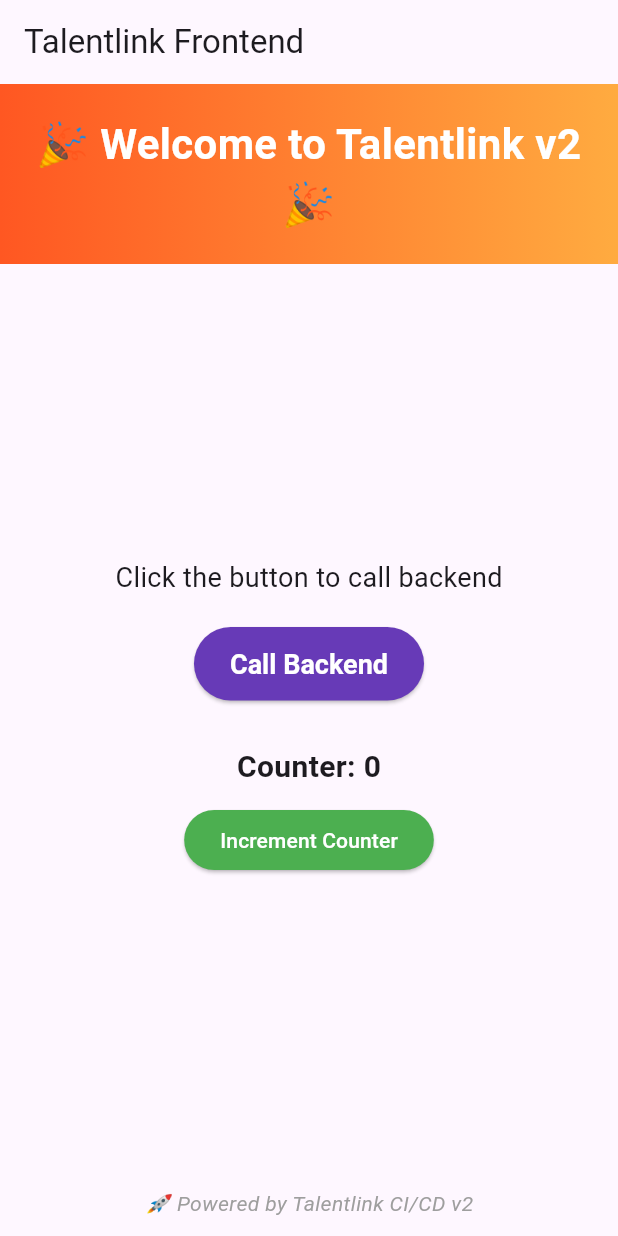
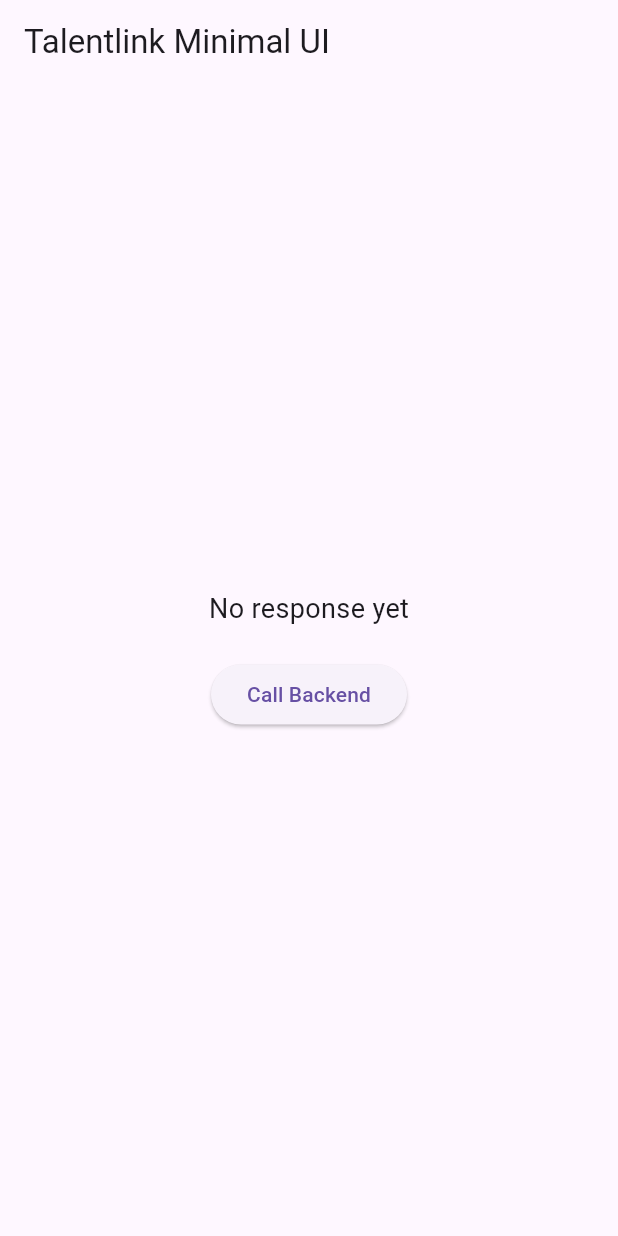
Before and after one commit to erfanalizada/talentlink, a Flutter app: the screen it shows after launch, on a phone screen of 412 x 824 dp. Run offline on Flutter 3.47's test engine with Material 3 defaults, Android fonts, the phone set to English and light mode, and no system bars.

Commit message:
main changed

```diff
--- a/frontend/talentlink_frontend/lib/main.dart
+++ b/frontend/talentlink_frontend/lib/main.dart
@@ -11,146 +11,55 @@ class MyApp extends StatelessWidget {
 
   @override
   Widget build(BuildContext context) {
-    return MaterialApp(
-      title: 'Talentlink',
-      theme: ThemeData(
-        colorScheme: ColorScheme.fromSeed(seedColor: Colors.deepPurple),
-      ),
-      home: const MyHomePage(title: 'Talentlink Frontend'),
+    return const MaterialApp(
+      home: MyHomePage(),
     );
   }
 }
 
 class MyHomePage extends StatefulWidget {
-  const MyHomePage({super.key, required this.title});
-
-  final String title;
+  const MyHomePage({super.key});
 
   @override
   State<MyHomePage> createState() => _MyHomePageState();
 }
 
 class _MyHomePageState extends State<MyHomePage> {
-  String _response = "Click the button to call backend";
-  int _counter = 0;
+  String _response = "No response yet";
 
   Future<void> _callBackend() async {
     try {
-      final uri = Uri.parse('/api/hello'); // nginx will proxy this
-      final res = await http.get(uri);
-
+      final res = await http.get(Uri.parse('/api/hello'));
       if (res.statusCode == 200) {
         final body = jsonDecode(res.body);
         setState(() {
           _response = body['message'] ?? "No message field";
         });
       } else {
-        setState(() {
-          _response = "Error: ${res.statusCode}";
-        });
+        setState(() => _response = "Error: ${res.statusCode}");
       }
     } catch (e) {
-      setState(() {
-        _response = "Failed: $e";
-      });
+      setState(() => _response = "Failed: $e");
     }
-  }
-
-  void _incrementCounter() {
-    setState(() {
-      _counter++;
-    });
   }
 
   @override
   Widget build(BuildContext context) {
     return Scaffold(
-      appBar: AppBar(
-        title: Text(widget.title),
-      ),
-      body: Column(
-        mainAxisAlignment: MainAxisAlignment.spaceBetween,
-        children: [
-          // Welcome banner
-          Container(
-            width: double.infinity,
-            padding: const EdgeInsets.all(20),
-            decoration: const BoxDecoration(
-              gradient: LinearGradient(
-                colors: [Colors.deepOrange, Colors.orangeAccent],
-              ),
-            ),
-            child: const Text(
-              "🎉 Welcome to Talentlink v2 🎉",
-              textAlign: TextAlign.center,
-              style: TextStyle(
-                fontSize: 28,
-                fontWeight: FontWeight.bold,
-                color: Colors.white,
-              ),
-            ),
-          ),
-
-          // Main content
-          Expanded(
-            child: Center(
+      appBar: AppBar(title: const Text("Talentlink Minimal UI")),
+      body: Center(
         child: Column(
           mainAxisAlignment: MainAxisAlignment.center,
-                children: <Widget>[
-                  Text(
-                    _response,
-                    style: const TextStyle(fontSize: 18),
-                  ),
+          children: [
+            Text(_response, style: const TextStyle(fontSize: 18)),
             const SizedBox(height: 20),
-
             ElevatedButton(
               onPressed: _callBackend,
-                    style: ElevatedButton.styleFrom(
-                      backgroundColor: Colors.deepPurple,
-                      foregroundColor: Colors.white,
-                      padding: const EdgeInsets.symmetric(
-                          horizontal: 24, vertical: 14),
-                      textStyle: const TextStyle(
-                          fontSize: 18, fontWeight: FontWeight.bold),
-                    ),
               child: const Text("Call Backend"),
-                  ),
-                  const SizedBox(height: 30),
-
-                  // Counter feature
-                  Text(
-                    "Counter: $_counter",
-                    style: const TextStyle(
-                        fontSize: 20, fontWeight: FontWeight.bold),
-                  ),
-                  const SizedBox(height: 10),
-                  ElevatedButton(
-                    onPressed: _incrementCounter,
-                    style: ElevatedButton.styleFrom(
-                      backgroundColor: Colors.green,
-                      foregroundColor: Colors.white,
-                    ),
-                    child: const Text("Increment Counter"),
             ),
           ],
         ),
       ),
-          ),
-
-          // Footer
-          const Padding(
-            padding: EdgeInsets.all(12),
-            child: Text(
-              "🚀 Powered by Talentlink CI/CD v2",
-              style: TextStyle(
-                fontSize: 14,
-                color: Colors.grey,
-                fontStyle: FontStyle.italic,
-              ),
-            ),
-          ),
-        ],
-      ),
     );
-  }//dd
   }
+}
```
Lines whose indentation alone changed are shown as unchanged.
